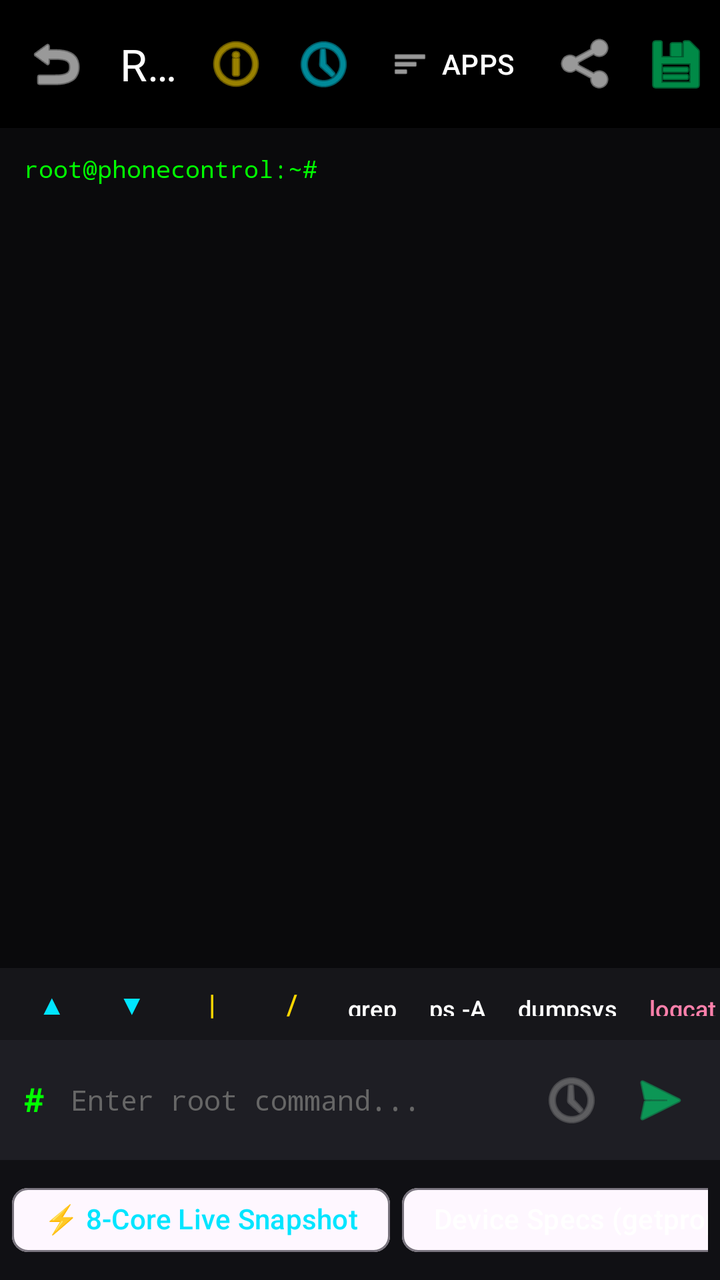
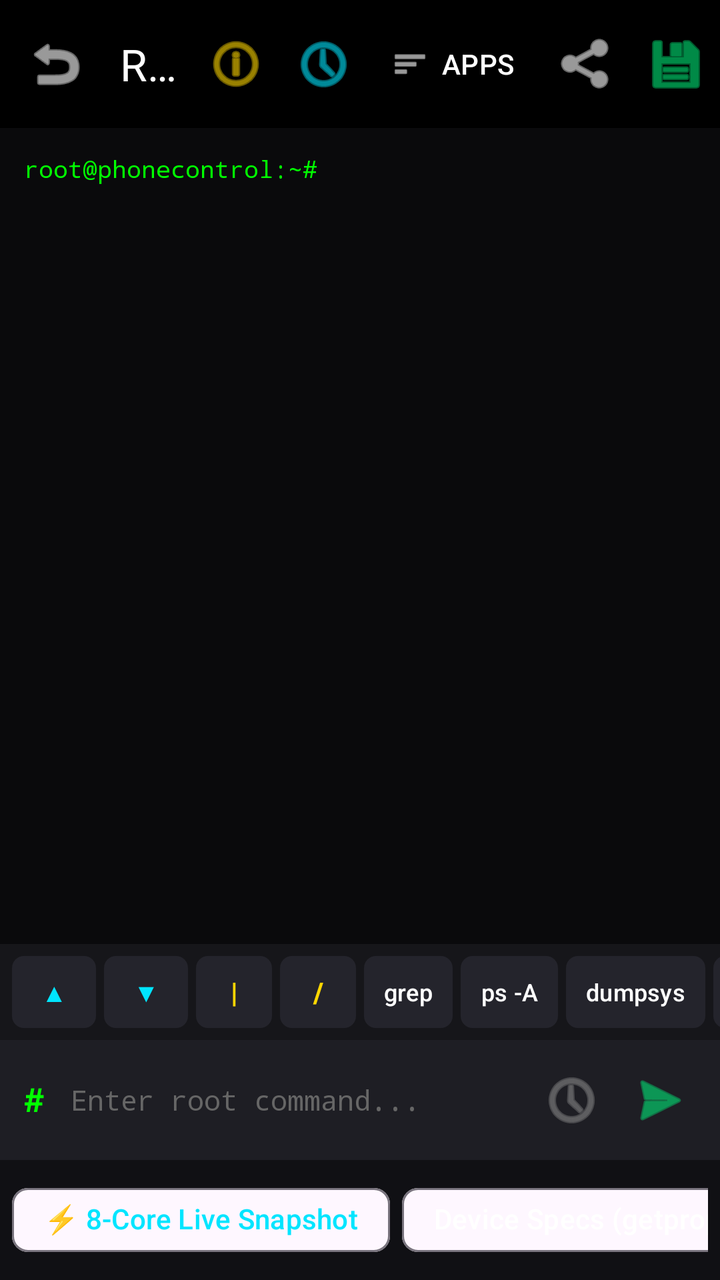

Compare the two renders of this Android layout. The source of the first and the diff that turns it into the second are given below.
<!-- AndroidManifest.xml: activity theme Theme.PhoneControl -->
<!-- res/layout/activity_adb_shell.xml -->
<?xml version="1.0" encoding="utf-8"?>
<LinearLayout xmlns:android="http://schemas.android.com/apk/res/android"
    xmlns:app="http://schemas.android.com/apk/res-auto"
    android:layout_width="match_parent"
    android:layout_height="match_parent"
    android:orientation="vertical"
    android:background="@android:color/black"
    android:fitsSystemWindows="true">

    <com.google.android.material.appbar.MaterialToolbar
        android:id="@+id/toolbarAdb"
        android:layout_width="match_parent"
        android:layout_height="?attr/actionBarSize"
        app:title="Root Terminal (PRO)"
        app:titleTextColor="@android:color/white"
        app:navigationIcon="@android:drawable/ic_menu_revert"
        app:navigationIconTint="@android:color/white">

        <ImageButton
            android:id="@+id/btnCopyOutput"
            android:layout_width="44dp"
            android:layout_height="44dp"
            android:layout_gravity="end"
            android:src="@android:drawable/ic_menu_save"
            android:background="?attr/selectableItemBackgroundBorderless"
            android:contentDescription="Copy Output"
            app:tint="#00E676" />

        <ImageButton
            android:id="@+id/btnShareLog"
            android:layout_width="44dp"
            android:layout_height="44dp"
            android:layout_gravity="end"
            android:src="@android:drawable/ic_menu_share"
            android:background="?attr/selectableItemBackgroundBorderless"
            android:contentDescription="Share Log"
            app:tint="@android:color/white" />

        <com.google.android.material.button.MaterialButton
            android:id="@+id/btnAppList"
            style="@style/Widget.Material3.Button.TextButton"
            android:layout_width="wrap_content"
            android:layout_height="wrap_content"
            android:layout_gravity="end"
            android:text="APPS"
            android:textColor="@android:color/white"
            app:icon="@android:drawable/ic_menu_sort_by_size"
            app:iconTint="@android:color/white" />

        <ImageButton
            android:id="@+id/btnProcessMonitor"
            android:layout_width="44dp"
            android:layout_height="44dp"
            android:layout_gravity="end"
            android:src="@android:drawable/ic_menu_recent_history"
            android:background="?attr/selectableItemBackgroundBorderless"
            android:contentDescription="Live Monitor"
            app:tint="#00E5FF" />

        <ImageButton
            android:id="@+id/btnShowTips"
            android:layout_width="44dp"
            android:layout_height="44dp"
            android:layout_gravity="end"
            android:src="@android:drawable/ic_menu_info_details"
            android:background="?attr/selectableItemBackgroundBorderless"
            android:contentDescription="Help Tips"
            app:tint="#FFD700" />

    </com.google.android.material.appbar.MaterialToolbar>

    
    <androidx.core.widget.NestedScrollView
        android:id="@+id/scrollOutput"
        android:layout_width="match_parent"
        android:layout_height="0dp"
        android:layout_weight="1"
        android:padding="12dp"
        android:background="#0A0A0C">

        <TextView
            android:id="@+id/tvAdbOutput"
            android:layout_width="match_parent"
            android:layout_height="wrap_content"
            android:text="root@phonecontrol:~# "
            android:textColor="#00FF00"
            android:textIsSelectable="true"
            android:fontFamily="monospace"
            android:textSize="12sp"
            android:lineSpacingExtra="2dp" />
    </androidx.core.widget.NestedScrollView>

    
    <HorizontalScrollView
        android:layout_width="match_parent"
        android:layout_height="wrap_content"
        android:background="#16161A"
        android:scrollbars="none">

        <LinearLayout
            android:id="@+id/layoutHackerBar"
            android:layout_width="wrap_content"
            android:layout_height="36dp"
            android:orientation="horizontal"
            android:gravity="center_vertical"
            android:paddingStart="6dp"
            android:paddingEnd="6dp">

            <Button
                android:id="@+id/btnKeyHistoryUp"
                style="@style/Widget.Material3.Button.TextButton"
                android:layout_width="40dp"
                android:layout_height="32dp"
                android:minWidth="0dp"
                android:padding="0dp"
                android:text="▲"
                android:textColor="#00E5FF"
                android:textSize="14sp" />

            <Button
                android:id="@+id/btnKeyHistoryDown"
                style="@style/Widget.Material3.Button.TextButton"
                android:layout_width="40dp"
                android:layout_height="32dp"
                android:minWidth="0dp"
                android:padding="0dp"
                android:text="▼"
                android:textColor="#00E5FF"
                android:textSize="14sp" />

            <Button
                android:id="@+id/btnKeyPipe"
                style="@style/Widget.Material3.Button.TextButton"
                android:layout_width="40dp"
                android:layout_height="32dp"
                android:minWidth="0dp"
                android:padding="0dp"
                android:text="|"
                android:textColor="#FFD700"
                android:textSize="14sp" />

            <Button
                android:id="@+id/btnKeySlash"
                style="@style/Widget.Material3.Button.TextButton"
                android:layout_width="40dp"
                android:layout_height="32dp"
                android:minWidth="0dp"
                android:padding="0dp"
                android:text="/"
                android:textColor="#FFD700"
                android:textSize="14sp" />

            <Button
                android:id="@+id/btnKeyGrep"
                style="@style/Widget.Material3.Button.TextButton"
                android:layout_width="wrap_content"
                android:layout_height="32dp"
                android:minWidth="0dp"
                android:paddingStart="8dp"
                android:paddingEnd="8dp"
                android:text="grep"
                android:textColor="@android:color/white"
                android:textSize="12sp" />

            <Button
                android:id="@+id/btnKeyPs"
                style="@style/Widget.Material3.Button.TextButton"
                android:layout_width="wrap_content"
                android:layout_height="32dp"
                android:minWidth="0dp"
                android:paddingStart="8dp"
                android:paddingEnd="8dp"
                android:text="ps -A"
                android:textColor="@android:color/white"
                android:textSize="12sp" />

            <Button
                android:id="@+id/btnKeyDumpsys"
                style="@style/Widget.Material3.Button.TextButton"
                android:layout_width="wrap_content"
                android:layout_height="32dp"
                android:minWidth="0dp"
                android:paddingStart="8dp"
                android:paddingEnd="8dp"
                android:text="dumpsys"
                android:textColor="@android:color/white"
                android:textSize="12sp" />

            <Button
                android:id="@+id/btnKeyLogcat"
                style="@style/Widget.Material3.Button.TextButton"
                android:layout_width="wrap_content"
                android:layout_height="32dp"
                android:minWidth="0dp"
                android:paddingStart="8dp"
                android:paddingEnd="8dp"
                android:text="logcat -d"
                android:textColor="#FF80AB"
                android:textSize="12sp" />

            <Button
                android:id="@+id/btnKeyClear"
                style="@style/Widget.Material3.Button.TextButton"
                android:layout_width="wrap_content"
                android:layout_height="32dp"
                android:minWidth="0dp"
                android:paddingStart="8dp"
                android:paddingEnd="8dp"
                android:text="CLEAR"
                android:textColor="#FF5252"
                android:textSize="12sp" />

        </LinearLayout>
    </HorizontalScrollView>

    
    <LinearLayout
        android:layout_width="match_parent"
        android:layout_height="wrap_content"
        android:orientation="horizontal"
        android:padding="8dp"
        android:background="#1E1E24"
        android:gravity="center_vertical">

        <TextView
            android:layout_width="wrap_content"
            android:layout_height="wrap_content"
            android:text="# "
            android:textColor="#00FF00"
            android:fontFamily="monospace"
            android:textStyle="bold"
            android:textSize="16sp"
            android:paddingStart="4dp"
            android:paddingEnd="4dp" />

        <EditText
            android:id="@+id/etAdbInput"
            android:layout_width="0dp"
            android:layout_height="wrap_content"
            android:layout_weight="1"
            android:hint="Enter root command..."
            android:textColor="@android:color/white"
            android:textColorHint="#666666"
            android:background="@android:color/transparent"
            android:imeOptions="actionSend"
            android:inputType="textNoSuggestions"
            android:fontFamily="monospace"
            android:textSize="14sp" />

        <ImageButton
            android:id="@+id/btnHistory"
            android:layout_width="44dp"
            android:layout_height="44dp"
            android:src="@android:drawable/ic_menu_recent_history"
            android:background="?attr/selectableItemBackgroundBorderless"
            android:contentDescription="History"
            app:tint="#888888" />

        <ImageButton
            android:id="@+id/btnSendAdb"
            android:layout_width="44dp"
            android:layout_height="44dp"
            android:src="@android:drawable/ic_menu_send"
            android:background="?attr/selectableItemBackgroundBorderless"
            android:contentDescription="Run"
            app:tint="#00E676" />
    </LinearLayout>

    
    <HorizontalScrollView
        android:layout_width="match_parent"
        android:layout_height="wrap_content"
        android:padding="6dp"
        android:background="#101014"
        android:scrollbars="none">

        <LinearLayout
            android:layout_width="wrap_content"
            android:layout_height="wrap_content"
            android:orientation="horizontal">

            <com.google.android.material.chip.Chip
                android:id="@+id/chipLiveStats"
                style="@style/Widget.Material3.Chip.Assist"
                android:layout_width="wrap_content"
                android:layout_height="wrap_content"
                android:text="⚡ 8-Core Live Snapshot"
                android:textColor="#00E5FF"
                android:layout_marginEnd="6dp" />

            <com.google.android.material.chip.Chip
                android:id="@+id/chipGetProp"
                style="@style/Widget.Material3.Chip.Assist"
                android:layout_width="wrap_content"
                android:layout_height="wrap_content"
                android:text="Device Specs (getprop)"
                android:textColor="@android:color/white"
                android:layout_marginEnd="6dp" />

            <com.google.android.material.chip.Chip
                android:id="@+id/chipLs"
                style="@style/Widget.Material3.Chip.Assist"
                android:layout_width="wrap_content"
                android:layout_height="wrap_content"
                android:text="ls /data/data"
                android:textColor="@android:color/white"
                android:layout_marginEnd="6dp" />

            <com.google.android.material.chip.Chip
                android:id="@+id/chipUptime"
                style="@style/Widget.Material3.Chip.Assist"
                android:layout_width="wrap_content"
                android:layout_height="wrap_content"
                android:text="Uptime &amp; Load"
                android:textColor="@android:color/white"
                android:layout_marginEnd="6dp" />

            <com.google.android.material.chip.Chip
                android:id="@+id/chipEnableApp"
                style="@style/Widget.Material3.Chip.Assist"
                android:layout_width="wrap_content"
                android:layout_height="wrap_content"
                android:text="Enable App"
                android:textColor="@color/color_per_app"
                android:layout_marginEnd="6dp" />

            <com.google.android.material.chip.Chip
                android:id="@+id/chipDisableApp"
                style="@style/Widget.Material3.Chip.Assist"
                android:layout_width="wrap_content"
                android:layout_height="wrap_content"
                android:text="Disable App"
                android:textColor="@color/color_battery"
                android:layout_marginEnd="6dp" />

            <com.google.android.material.chip.Chip
                android:id="@+id/chipDeleteApp"
                style="@style/Widget.Material3.Chip.Assist"
                android:layout_width="wrap_content"
                android:layout_height="wrap_content"
                android:text="Delete App"
                android:textColor="#FF1744"
                android:layout_marginEnd="6dp" />

            <com.google.android.material.chip.Chip
                android:id="@+id/chipUfs"
                style="@style/Widget.Material3.Chip.Assist"
                android:layout_width="wrap_content"
                android:layout_height="wrap_content"
                android:text="UFS Storage Health"
                android:textColor="#00E5FF"
                android:layout_marginEnd="6dp" />

            <com.google.android.material.chip.Chip
                android:id="@+id/chipNet"
                style="@style/Widget.Material3.Chip.Assist"
                android:layout_width="wrap_content"
                android:layout_height="wrap_content"
                android:text="5G / LTE Stats"
                android:textColor="#76FF03"
                android:layout_marginEnd="6dp" />

        </LinearLayout>
    </HorizontalScrollView>

</LinearLayout>
<!-- resources referenced by this layout -->
<resources>
  <color name="color_battery">#FFD600</color>
  <color name="color_per_app">#00E676</color>
  <style name="Theme.PhoneControl" parent="Theme.Material3.DayNight.NoActionBar">
          
          <item name="colorPrimary">@color/purple_500</item>
          <item name="colorPrimaryVariant">@color/purple_700</item>
          <item name="colorOnPrimary">@color/white</item>
          
          <item name="colorSecondary">@color/teal_200</item>
          <item name="colorSecondaryVariant">@color/teal_700</item>
          <item name="colorOnSecondary">@color/black</item>
          
          <item name="android:statusBarColor">@android:color/black</item>
          <item name="android:windowLightStatusBar" tools:targetApi="m">false</item>
          
          
          
      </style>
  <color name="purple_500">#FF6200EE</color>
  <color name="purple_700">#FF3700B3</color>
  <color name="white">#FFFFFFFF</color>
  <color name="teal_200">#FF03DAC5</color>
  <color name="teal_700">#FF018786</color>
  <color name="black">#FF000000</color>
</resources>

<!-- the commit's change to res/layout/activity_adb_shell.xml (unified diff, before → after) -->
@@ -95,117 +95,163 @@
         android:layout_width="match_parent"
         android:layout_height="wrap_content"
         android:background="#16161A"
+        android:paddingVertical="6dp"
         android:scrollbars="none">
 
         <LinearLayout
             android:id="@+id/layoutHackerBar"
             android:layout_width="wrap_content"
-            android:layout_height="36dp"
+            android:layout_height="wrap_content"
             android:orientation="horizontal"
             android:gravity="center_vertical"
-            android:paddingStart="6dp"
-            android:paddingEnd="6dp">
-
-            <Button
+            android:paddingHorizontal="6dp">
+
+            <com.google.android.material.button.MaterialButton
                 android:id="@+id/btnKeyHistoryUp"
-                style="@style/Widget.Material3.Button.TextButton"
-                android:layout_width="40dp"
-                android:layout_height="32dp"
+                style="@style/Widget.Material3.Button.TonalButton"
+                android:layout_width="42dp"
+                android:layout_height="36dp"
+                android:layout_marginEnd="4dp"
                 android:minWidth="0dp"
                 android:padding="0dp"
+                android:insetTop="0dp"
+                android:insetBottom="0dp"
+                app:cornerRadius="6dp"
+                app:backgroundTint="#24242C"
                 android:text="▲"
                 android:textColor="#00E5FF"
-                android:textSize="14sp" />
-
-            <Button
+                android:textSize="13sp" />
+
+            <com.google.android.material.button.MaterialButton
                 android:id="@+id/btnKeyHistoryDown"
-                style="@style/Widget.Material3.Button.TextButton"
-                android:layout_width="40dp"
-                android:layout_height="32dp"
+                style="@style/Widget.Material3.Button.TonalButton"
+                android:layout_width="42dp"
+                android:layout_height="36dp"
+                android:layout_marginEnd="4dp"
                 android:minWidth="0dp"
                 android:padding="0dp"
+                android:insetTop="0dp"
+                android:insetBottom="0dp"
+                app:cornerRadius="6dp"
+                app:backgroundTint="#24242C"
                 android:text="▼"
                 android:textColor="#00E5FF"
-                android:textSize="14sp" />
-
-            <Button
+                android:textSize="13sp" />
+
+            <com.google.android.material.button.MaterialButton
                 android:id="@+id/btnKeyPipe"
-                style="@style/Widget.Material3.Button.TextButton"
-                android:layout_width="40dp"
-                android:layout_height="32dp"
+                style="@style/Widget.Material3.Button.TonalButton"
+                android:layout_width="38dp"
+                android:layout_height="36dp"
+                android:layout_marginEnd="4dp"
                 android:minWidth="0dp"
                 android:padding="0dp"
+                android:insetTop="0dp"
+                android:insetBottom="0dp"
+                app:cornerRadius="6dp"
+                app:backgroundTint="#24242C"
                 android:text="|"
                 android:textColor="#FFD700"
-                android:textSize="14sp" />
-
-            <Button
+                android:textSize="14sp"
+                android:textStyle="bold" />
+
+            <com.google.android.material.button.MaterialButton
                 android:id="@+id/btnKeySlash"
-                style="@style/Widget.Material3.Button.TextButton"
-                android:layout_width="40dp"
-                android:layout_height="32dp"
+                style="@style/Widget.Material3.Button.TonalButton"
+                android:layout_width="38dp"
+                android:layout_height="36dp"
+                android:layout_marginEnd="4dp"
                 android:minWidth="0dp"
                 android:padding="0dp"
+                android:insetTop="0dp"
+                android:insetBottom="0dp"
+                app:cornerRadius="6dp"
+                app:backgroundTint="#24242C"
                 android:text="/"
                 android:textColor="#FFD700"
-                android:textSize="14sp" />
-
-            <Button
+                android:textSize="14sp"
+                android:textStyle="bold" />
+
+            <com.google.android.material.button.MaterialButton
                 android:id="@+id/btnKeyGrep"
-                style="@style/Widget.Material3.Button.TextButton"
-                android:layout_width="wrap_content"
-                android:layout_height="32dp"
-                android:minWidth="0dp"
-                android:paddingStart="8dp"
-                android:paddingEnd="8dp"
+                style="@style/Widget.Material3.Button.TonalButton"
+                android:layout_width="wrap_content"
+                android:layout_height="36dp"
+                android:layout_marginEnd="4dp"
+                android:minWidth="0dp"
+                android:paddingHorizontal="10dp"
+                android:paddingVertical="0dp"
+                android:insetTop="0dp"
+                android:insetBottom="0dp"
+                app:cornerRadius="6dp"
+                app:backgroundTint="#24242C"
                 android:text="grep"
                 android:textColor="@android:color/white"
                 android:textSize="12sp" />
 
-            <Button
+            <com.google.android.material.button.MaterialButton
                 android:id="@+id/btnKeyPs"
-                style="@style/Widget.Material3.Button.TextButton"
-                android:layout_width="wrap_content"
-                android:layout_height="32dp"
-                android:minWidth="0dp"
-                android:paddingStart="8dp"
-                android:paddingEnd="8dp"
+                style="@style/Widget.Material3.Button.TonalButton"
+                android:layout_width="wrap_content"
+                android:layout_height="36dp"
+                android:layout_marginEnd="4dp"
+                android:minWidth="0dp"
+                android:paddingHorizontal="10dp"
+                android:paddingVertical="0dp"
+                android:insetTop="0dp"
+                android:insetBottom="0dp"
+                app:cornerRadius="6dp"
+                app:backgroundTint="#24242C"
                 android:text="ps -A"
                 android:textColor="@android:color/white"
                 android:textSize="12sp" />
 
-            <Button
+            <com.google.android.material.button.MaterialButton
                 android:id="@+id/btnKeyDumpsys"
-                style="@style/Widget.Material3.Button.TextButton"
-                android:layout_width="wrap_content"
-                android:layout_height="32dp"
-                android:minWidth="0dp"
-                android:paddingStart="8dp"
-                android:paddingEnd="8dp"
+                style="@style/Widget.Material3.Button.TonalButton"
+                android:layout_width="wrap_content"
+                android:layout_height="36dp"
+                android:layout_marginEnd="4dp"
+                android:minWidth="0dp"
+                android:paddingHorizontal="10dp"
+                android:paddingVertical="0dp"
+                android:insetTop="0dp"
+                android:insetBottom="0dp"
+                app:cornerRadius="6dp"
+                app:backgroundTint="#24242C"
                 android:text="dumpsys"
                 android:textColor="@android:color/white"
                 android:textSize="12sp" />
 
-            <Button
+            <com.google.android.material.button.MaterialButton
                 android:id="@+id/btnKeyLogcat"
-                style="@style/Widget.Material3.Button.TextButton"
-                android:layout_width="wrap_content"
-                android:layout_height="32dp"
-                android:minWidth="0dp"
-                android:paddingStart="8dp"
-                android:paddingEnd="8dp"
+                style="@style/Widget.Material3.Button.TonalButton"
+                android:layout_width="wrap_content"
+                android:layout_height="36dp"
+                android:layout_marginEnd="4dp"
+                android:minWidth="0dp"
+                android:paddingHorizontal="10dp"
+                android:paddingVertical="0dp"
+                android:insetTop="0dp"
+                android:insetBottom="0dp"
+                app:cornerRadius="6dp"
+                app:backgroundTint="#24242C"
                 android:text="logcat -d"
                 android:textColor="#FF80AB"
                 android:textSize="12sp" />
 
-            <Button
+            <com.google.android.material.button.MaterialButton
                 android:id="@+id/btnKeyClear"
-                style="@style/Widget.Material3.Button.TextButton"
-                android:layout_width="wrap_content"
-                android:layout_height="32dp"
-                android:minWidth="0dp"
-                android:paddingStart="8dp"
-                android:paddingEnd="8dp"
+                style="@style/Widget.Material3.Button.TonalButton"
+                android:layout_width="wrap_content"
+                android:layout_height="36dp"
+                android:minWidth="0dp"
+                android:paddingHorizontal="10dp"
+                android:paddingVertical="0dp"
+                android:insetTop="0dp"
+                android:insetBottom="0dp"
+                app:cornerRadius="6dp"
+                app:backgroundTint="#3B181E"
                 android:text="CLEAR"
                 android:textColor="#FF5252"
                 android:textSize="12sp" />
